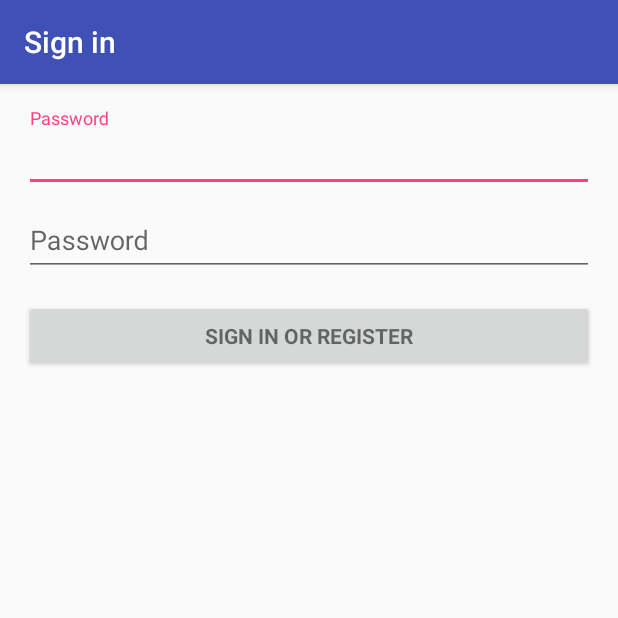
After one commit to tdhlakama/omni, an Android app: the LoginActivity screen opened directly, with no data from a screen before it, on a phone screen of 412 x 824 dp, the top half of it. The commit adds this screen. Run offline under Robolectric (Android 15) with nearby library versions, the phone set to English and light mode, and no system bars.

Commit message:
authentication for rest services created created login activity

```diff
--- a/app/src/main/java/zw/co/tk/omnichannel/activity/UploadDocumentActivity.java
+++ b/app/src/main/java/zw/co/tk/omnichannel/activity/UploadDocumentActivity.java
@@ -136,7 +136,8 @@ public class UploadDocumentActivity extends MenuBar {
         RequestBody filename = RequestBody.create(MediaType.parse("text/plain"), file.getName());
 
         Call<ServerResponse> call = retrofit.create(CustomerService.class)
-                .uploadFile(fileToUpload, filename, customer.getAccountNumber(),documentType);
+                .uploadFile(OmniUtil.getCredentials(),
+                        fileToUpload, filename, customer.getAccountNumber(), documentType);
 
         call.enqueue(new Callback<ServerResponse>() {
             @Override
--- a/app/src/main/java/zw/co/tk/omnichannel/dagger/component/AppComponent.java
+++ b/app/src/main/java/zw/co/tk/omnichannel/dagger/component/AppComponent.java
@@ -6,6 +6,7 @@ import dagger.Component;
 import zw.co.tk.omnichannel.activity.AccountActivity;
 import zw.co.tk.omnichannel.activity.AccountDetailActivity;
 import zw.co.tk.omnichannel.activity.AccountListActivity;
+import zw.co.tk.omnichannel.activity.LoginActivity;
 import zw.co.tk.omnichannel.activity.MainActivity;
 import zw.co.tk.omnichannel.activity.SignatureActivity;
 import zw.co.tk.omnichannel.activity.UploadDocumentActivity;
@@ -34,4 +35,6 @@ public interface AppComponent {
     void inject(UploadDocumentActivity uploadDocumentActivity);
 
     void inject(AccountDetailActivity accountDetailActivity);
+
+    void inject(LoginActivity loginActivity);
 }
--- a/app/src/main/java/zw/co/tk/omnichannel/dagger/module/NetModule.java
+++ b/app/src/main/java/zw/co/tk/omnichannel/dagger/module/NetModule.java
@@ -2,7 +2,6 @@ package zw.co.tk.omnichannel.dagger.module;
 
 import android.app.Application;
 
-import com.google.gson.FieldNamingPolicy;
 import com.google.gson.Gson;
 import com.google.gson.GsonBuilder;
 
@@ -13,11 +12,11 @@ import javax.inject.Singleton;
 
 import dagger.Module;
 import dagger.Provides;
+import okhttp3.Cache;
 import okhttp3.OkHttpClient;
 import okhttp3.logging.HttpLoggingInterceptor;
 import retrofit2.Retrofit;
 import retrofit2.converter.gson.GsonConverterFactory;
-import okhttp3.Cache;
 
 
 /**
--- a/app/src/main/java/zw/co/tk/omnichannel/network/CustomerService.java
+++ b/app/src/main/java/zw/co/tk/omnichannel/network/CustomerService.java
@@ -7,6 +7,7 @@ import okhttp3.RequestBody;
 import retrofit2.Call;
 import retrofit2.http.Body;
 import retrofit2.http.GET;
+import retrofit2.http.Header;
 import retrofit2.http.Multipart;
 import retrofit2.http.POST;
 import retrofit2.http.Part;
@@ -14,6 +15,7 @@ import retrofit2.http.Path;
 import retrofit2.http.Query;
 import zw.co.tk.omnichannel.model.Customer;
 import zw.co.tk.omnichannel.model.ServerResponse;
+import zw.co.tk.omnichannel.model.User;
 
 /**
  * Created by tdhla on 15-Dec-17.
@@ -22,20 +24,23 @@ public interface CustomerService {
 
 
     @GET("test")
-    Call<ServerResponse> getTestConnection();
+    Call<ServerResponse> getTestConnection(@Header("Authorization") String authHeader);
+
+    @GET("user")
+    Call<User> getUser(@Header("Authorization") String authHeader, @Query("username") String username);
 
     @GET("customers")
-    Call<List<Customer>> getCustomers();
+    Call<List<Customer>> getCustomers(@Header("Authorization") String authHeader);
 
     @POST("customer/register")
-    Call<ServerResponse> registerCustomer(@Body Customer customer);
+    Call<ServerResponse> registerCustomer(@Header("Authorization") String authHeader, @Body Customer customer);
 
     @GET("customers")
-    Call<Customer> getCustomer(@Query("accountNumber") Long accountNumber);
+    Call<Customer> getCustomer(@Header("Authorization") String authHeader, @Query("accountNumber") Long accountNumber);
 
     @Multipart
     @POST("customerDocument/upload")
-    Call<ServerResponse> uploadFile(@Part MultipartBody.Part file, @Part("file") RequestBody name,
+    Call<ServerResponse> uploadFile(@Header("Authorization") String authHeader, @Part MultipartBody.Part file, @Part("file") RequestBody name,
                                     @Query("accountNumber") Long accountNumber,
                                     @Query("documentType") String documentType);
 
--- a/app/src/main/java/zw/co/tk/omnichannel/util/OmniUtil.java
+++ b/app/src/main/java/zw/co/tk/omnichannel/util/OmniUtil.java
@@ -6,6 +6,7 @@ import android.content.pm.PackageManager;
 import android.net.ConnectivityManager;
 import android.net.NetworkInfo;
 import android.support.v4.app.ActivityCompat;
+import android.util.Base64;
 
 import java.io.ByteArrayOutputStream;
 import java.io.IOException;
@@ -57,4 +58,9 @@ public class OmniUtil {
         return byteBuff.toByteArray();
     }
 
+    public static String getCredentials() {
+        String credentials = "admin" + ":" + "admin";
+        return "Basic " + Base64.encodeToString(credentials.getBytes(), Base64.NO_WRAP);
+    }
+
 }
--- /dev/null
+++ b/app/src/main/res/layout/activity_login.xml
@@ -0,0 +1,80 @@
+<LinearLayout xmlns:android="http://schemas.android.com/apk/res/android"
+    xmlns:tools="http://schemas.android.com/tools"
+    android:layout_width="match_parent"
+    android:layout_height="match_parent"
+    android:gravity="center_horizontal"
+    android:orientation="vertical"
+    android:paddingBottom="@dimen/activity_vertical_margin"
+    android:paddingLeft="@dimen/activity_horizontal_margin"
+    android:paddingRight="@dimen/activity_horizontal_margin"
+    android:paddingTop="@dimen/activity_vertical_margin"
+    tools:context="zw.co.tk.omnichannel.activity.LoginActivity">
+
+    <!-- Login progress -->
+    <ProgressBar
+        android:id="@+id/login_progress"
+        style="?android:attr/progressBarStyleLarge"
+        android:layout_width="wrap_content"
+        android:layout_height="wrap_content"
+        android:layout_marginBottom="8dp"
+        android:visibility="gone" />
+
+    <ScrollView
+        android:id="@+id/login_form"
+        android:layout_width="match_parent"
+        android:layout_height="match_parent">
+
+        <LinearLayout
+            android:id="@+id/email_login_form"
+            android:layout_width="match_parent"
+            android:layout_height="wrap_content"
+            android:orientation="vertical">
+
+            <android.support.design.widget.TextInputLayout
+                android:layout_width="match_parent"
+                android:layout_height="wrap_content">
+
+                <EditText
+                    android:id="@+id/username"
+                    android:layout_width="match_parent"
+                    android:layout_height="wrap_content"
+                    android:hint="@string/prompt_password"
+                    android:imeActionId="6"
+                    android:imeActionLabel="Username"
+                    android:imeOptions="actionUnspecified"
+                    android:inputType="textPassword"
+                    android:maxLines="1"
+                    android:singleLine="true" />
+
+            </android.support.design.widget.TextInputLayout>
+
+            <android.support.design.widget.TextInputLayout
+                android:layout_width="match_parent"
+                android:layout_height="wrap_content">
+
+                <EditText
+                    android:id="@+id/password"
+                    android:layout_width="match_parent"
+                    android:layout_height="wrap_content"
+                    android:hint="@string/prompt_password"
+                    android:imeActionId="6"
+                    android:imeActionLabel="@string/action_sign_in_short"
+                    android:imeOptions="actionUnspecified"
+                    android:inputType="textPassword"
+                    android:maxLines="1"
+                    android:singleLine="true" />
+
+            </android.support.design.widget.TextInputLayout>
+
+            <Button
+                android:id="@+id/email_sign_in_button"
+                style="?android:textAppearanceSmall"
+                android:layout_width="match_parent"
+                android:layout_height="wrap_content"
+                android:layout_marginTop="16dp"
+                android:text="@string/action_sign_in"
+                android:textStyle="bold" />
+
+        </LinearLayout>
+    </ScrollView>
+</LinearLayout>
--- a/app/src/main/res/values/dimens.xml
+++ b/app/src/main/res/values/dimens.xml
@@ -1,3 +1,6 @@
 <resources>
     <dimen name="fab_margin">16dp</dimen>
+    <!-- Default screen margins, per the Android Design guidelines. -->
+    <dimen name="activity_horizontal_margin">16dp</dimen>
+    <dimen name="activity_vertical_margin">16dp</dimen>
 </resources>
--- a/app/src/main/res/values/strings.xml
+++ b/app/src/main/res/values/strings.xml
@@ -1,4 +1,18 @@
 <resources>
     <string name="app_name">Omni Channel</string>
     <string name="action_settings">Settings</string>
+    <string name="title_activity_login">Sign in</string>
+
+    <!-- Strings related to login -->
+    <string name="prompt_username">Username</string>
+    <string name="prompt_password">Password</string>
+    <string name="action_sign_in">Sign in or register</string>
+    <string name="action_sign_in_short">Sign in</string>
+    <string name="error_invalid_email">This email address is invalid</string>
+    <string name="error_invalid_password">This password is too short</string>
+    <string name="error_incorrect_password">This password is incorrect</string>
+    <string name="error_field_required">This field is required</string>
+    <string name="permission_rationale">"Contacts permissions are needed for providing email
+        completions."
+    </string>
 </resources>
```
Also changed, not shown: app/src/main/AndroidManifest.xml (+14 -6 lines), app/src/main/java/zw/co/tk/omnichannel/activity/AccountDetailActivity.java (+4 -5 lines), app/src/main/java/zw/co/tk/omnichannel/activity/LoginActivity.java (added, +180 -0 lines), app/src/main/java/zw/co/tk/omnichannel/model/User.java (added, +42 -0 lines).
